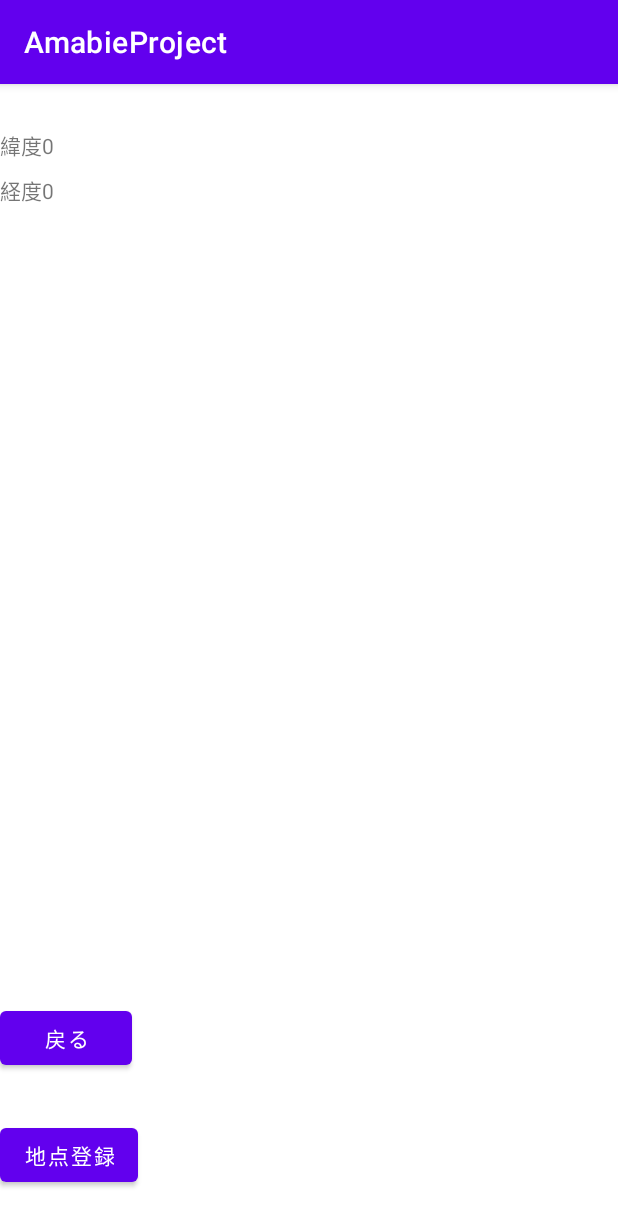
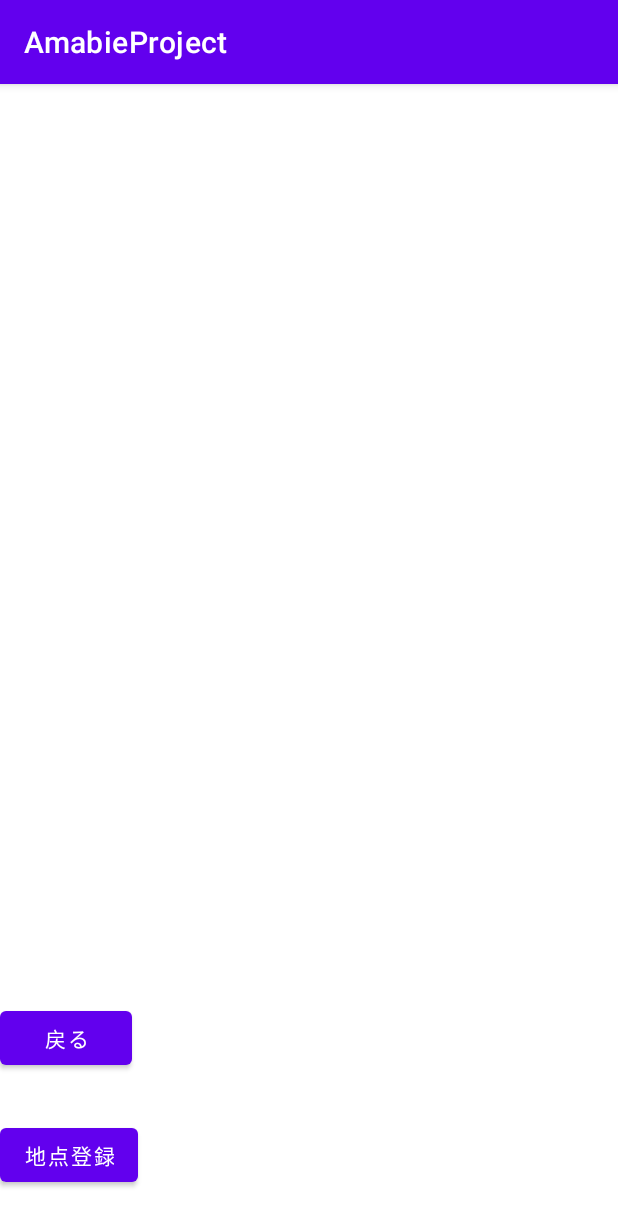
Before and after one commit to FunLocks/team2003, an Android app: the SettingActivity screen opened directly, with no data from a screen before it, on a phone screen of 412 x 824 dp. Shown: the top 1226 px of the screen. Run offline under Robolectric (Android 15) with nearby library versions, the light colour scheme and no system bars.

Commit message:
Delete pin

```diff
--- a/AmabieProject/app/src/main/java/com/kobito19/amabieproject/MapsActivity.kt
+++ b/AmabieProject/app/src/main/java/com/kobito19/amabieproject/MapsActivity.kt
@@ -76,7 +76,7 @@ class MapsActivity : AppCompatActivity(), OnMapReadyCallback, GoogleMap.OnMarker
             if (location != null) {
                 lastLocation = location
                 val currentLatLng = LatLng(location.latitude, location.longitude)
-                placeMarkerOnMap(currentLatLng)
+//                placeMarkerOnMap(currentLatLng)
                 mMap.animateCamera(CameraUpdateFactory.newLatLngZoom(currentLatLng, 12f))
             }
         }
--- a/AmabieProject/app/src/main/java/com/kobito19/amabieproject/SettingActivity.kt
+++ b/AmabieProject/app/src/main/java/com/kobito19/amabieproject/SettingActivity.kt
@@ -22,12 +22,15 @@ class SettingActivity : AppCompatActivity() {
     }
     private fun displaySetting() {
         val pref = getSharedPreferences("my_settings", Context.MODE_PRIVATE)
-        val stringValue = pref.getInt("latitude", 0)
-        val stringValueI = pref.getInt("longitude", 0)
+        val placeValue = pref.getString("placeValue", "")
         val messageView : TextView = findViewById(R.id.textView)
-        val messageViewI : TextView = findViewById(R.id.textView2)
-        messageView.text = "緯度$stringValue"
-        messageViewI.text = "経度$stringValueI"
+        messageView.text = placeValue
+//        val stringValue = pref.getInt("latitude", 0)
+//        val stringValueI = pref.getInt("longitude", 0)
+//        val messageView : TextView = findViewById(R.id.textView)
+//        val messageViewI : TextView = findViewById(R.id.textView2)
+//        messageView.text = "緯度$stringValue"
+//        messageViewI.text = "経度$stringValueI"
 
     }
 
--- a/AmabieProject/app/src/main/res/layout/activity_setting.xml
+++ b/AmabieProject/app/src/main/res/layout/activity_setting.xml
@@ -16,13 +16,6 @@
         tools:ignore="MissingConstraints"
         tools:layout_editor_absoluteX="122dp" />
 
-    <TextView
-        android:id="@+id/textView2"
-        android:layout_width="wrap_content"
-        android:layout_height="wrap_content"
-        android:layout_marginTop="60dp"
-        android:text="TextView"
-        app:layout_constraintTop_toTopOf="parent" />
 
     <Button
         android:id="@+id/backButton"
```
